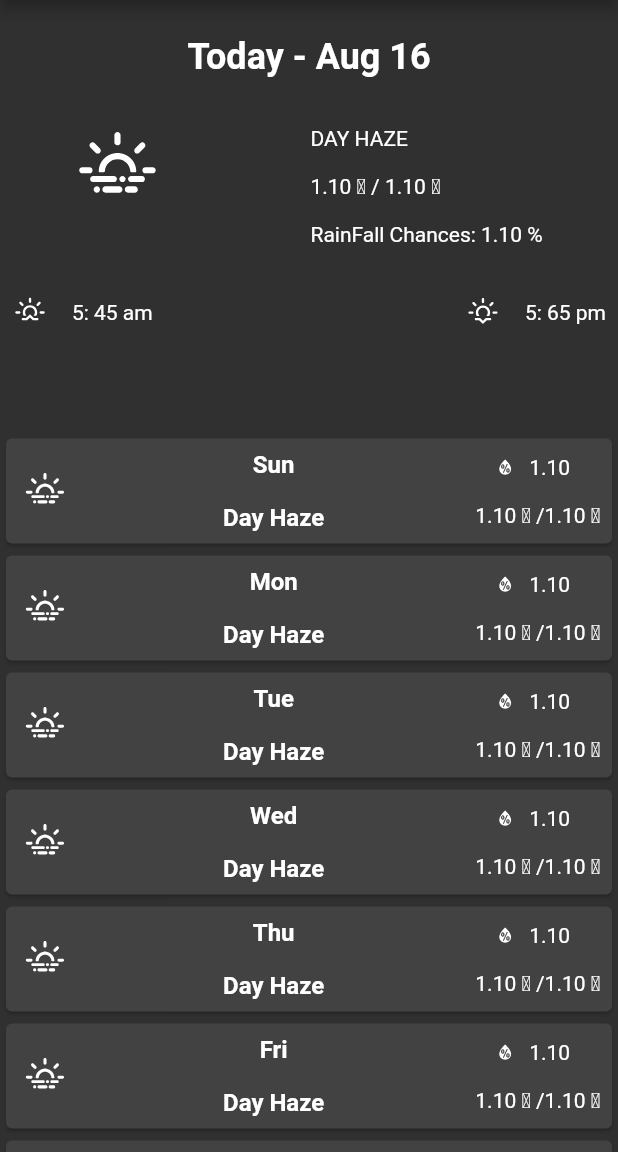
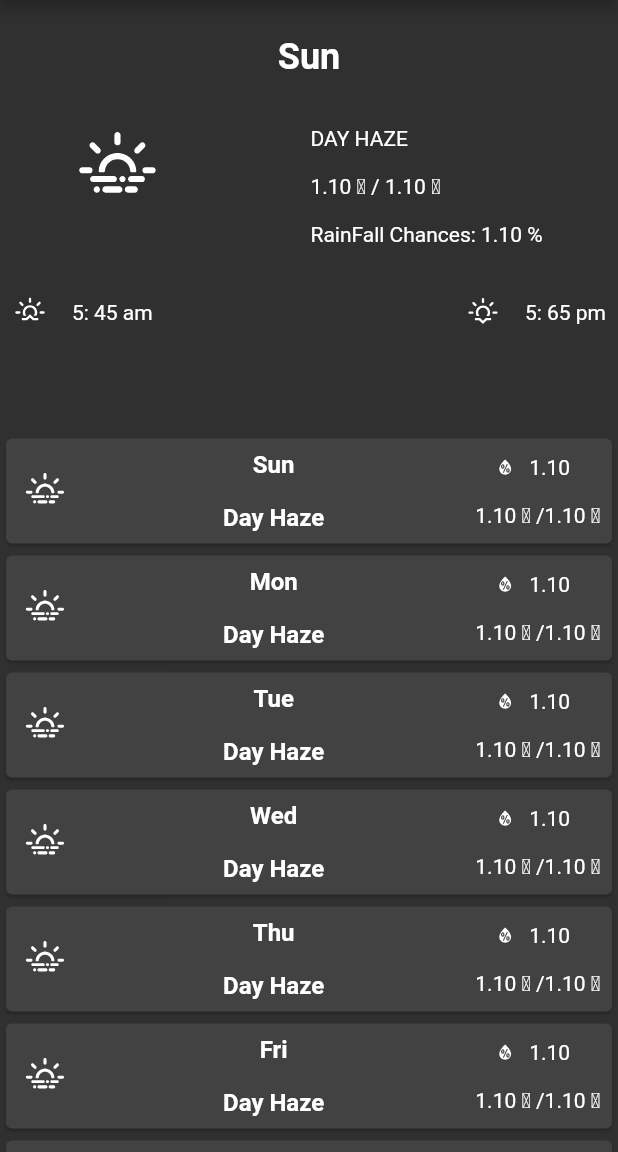
Before and after one commit to rmsh03dhj/weather-app, a Flutter app: the screen it shows after launch, on a phone screen of 412 x 824 dp, the part 84-1236 px from its top. Run offline on Flutter 3.47's test engine with Material 2 defaults, Android fonts, the phone set to English and light mode, and no system bars; our stand-ins replace flutter_clean_architecture, weather_icons.

```diff
--- a/lib/src/app/ui/today_weather_card.dart
+++ b/lib/src/app/ui/today_weather_card.dart
@@ -1,6 +1,5 @@
 import 'package:flutter/material.dart';
 import 'package:flutter/widgets.dart';
-import 'package:intl/intl.dart';
 import 'package:weather_app/src/app/pages/detailed_weather_page.dart';
 import 'package:weather_app/src/domain/entities/weather.dart';
 import 'package:weather_icons/weather_icons.dart';
@@ -27,7 +26,7 @@ class _TodayCard extends State<TodayWeatherCard> {
         children: [
           Padding(
             padding: const EdgeInsets.only(top: 24),
-            child: Text("Today - ${DateFormat("MMM dd").format(DateTime.now())}",style: TextStyle(fontSize: 24, fontWeight: FontWeight.bold),
+            child: Text(widget.weather.day,style: TextStyle(fontSize: 24, fontWeight: FontWeight.bold),
             ),
           ),
           Row(
```
